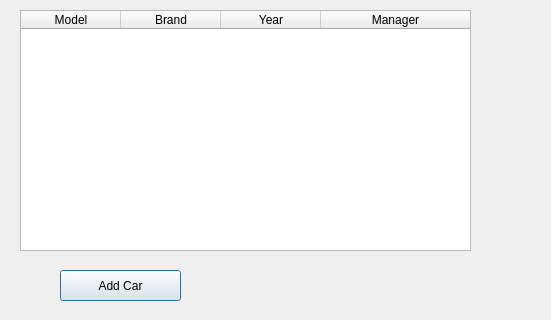
Before: the Qt Designer form dialogcar.ui in DmitriiKJ/FinalProject, drawn with Qt 5.
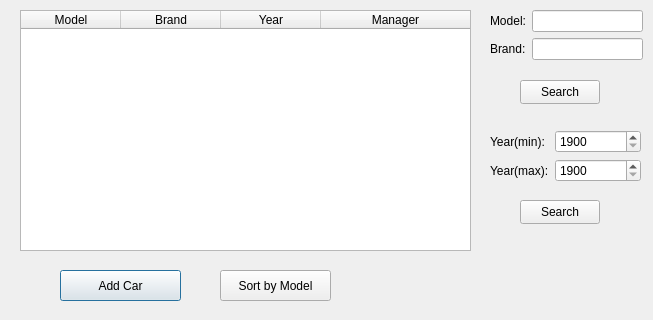
After: the same form once the commit is applied.

Commit message: Add buttons in Car

Patch:
```diff
--- a/dialogcar.ui
+++ b/dialogcar.ui
@@ -6,7 +6,7 @@
    <rect>
     <x>0</x>
     <y>0</y>
-    <width>551</width>
+    <width>653</width>
     <height>320</height>
    </rect>
   </property>
@@ -59,6 +59,123 @@
     <string>Add Car</string>
    </property>
   </widget>
+  <widget class="QPushButton" name="pushButton_sort">
+   <property name="geometry">
+    <rect>
+     <x>220</x>
+     <y>270</y>
+     <width>111</width>
+     <height>31</height>
+    </rect>
+   </property>
+   <property name="text">
+    <string>Sort by Model</string>
+   </property>
+  </widget>
+  <widget class="QPushButton" name="pushButton_search">
+   <property name="geometry">
+    <rect>
+     <x>520</x>
+     <y>80</y>
+     <width>80</width>
+     <height>24</height>
+    </rect>
+   </property>
+   <property name="text">
+    <string>Search</string>
+   </property>
+  </widget>
+  <widget class="QPushButton" name="pushButton_year">
+   <property name="geometry">
+    <rect>
+     <x>520</x>
+     <y>200</y>
+     <width>80</width>
+     <height>24</height>
+    </rect>
+   </property>
+   <property name="text">
+    <string>Search</string>
+   </property>
+  </widget>
+  <widget class="QWidget" name="">
+   <property name="geometry">
+    <rect>
+     <x>490</x>
+     <y>10</y>
+     <width>153</width>
+     <height>56</height>
+    </rect>
+   </property>
+   <layout class="QFormLayout" name="formLayout">
+    <item row="0" column="0">
+     <widget class="QLabel" name="label">
+      <property name="text">
+       <string>Model:</string>
+      </property>
+     </widget>
+    </item>
+    <item row="0" column="1">
+     <widget class="QLineEdit" name="lineEdit_model"/>
+    </item>
+    <item row="1" column="0">
+     <widget class="QLabel" name="label_2">
+      <property name="text">
+       <string>Brand:</string>
+      </property>
+     </widget>
+    </item>
+    <item row="1" column="1">
+     <widget class="QLineEdit" name="lineEdit_brand"/>
+    </item>
+   </layout>
+  </widget>
+  <widget class="QWidget" name="">
+   <property name="geometry">
+    <rect>
+     <x>490</x>
+     <y>130</y>
+     <width>151</width>
+     <height>61</height>
+    </rect>
+   </property>
+   <layout class="QFormLayout" name="formLayout_2">
+    <item row="0" column="0">
+     <widget class="QLabel" name="label_3">
+      <property name="text">
+       <string>Year(min):</string>
+      </property>
+     </widget>
+    </item>
+    <item row="0" column="1">
+     <widget class="QSpinBox" name="spinBox_min">
+      <property name="minimum">
+       <number>1900</number>
+      </property>
+      <property name="maximum">
+       <number>3000</number>
+      </property>
+     </widget>
+    </item>
+    <item row="1" column="0">
+     <widget class="QLabel" name="label_4">
+      <property name="text">
+       <string>Year(max):</string>
+      </property>
+     </widget>
+    </item>
+    <item row="1" column="1">
+     <widget class="QSpinBox" name="spinBox_max">
+      <property name="minimum">
+       <number>1900</number>
+      </property>
+      <property name="maximum">
+       <number>3000</number>
+      </property>
+     </widget>
+    </item>
+   </layout>
+  </widget>
  </widget>
  <resources/>
  <connections/>
```
Left out of the diff: 2 changed lines with no effect on the pictures. The commit also changes 3 other files.
